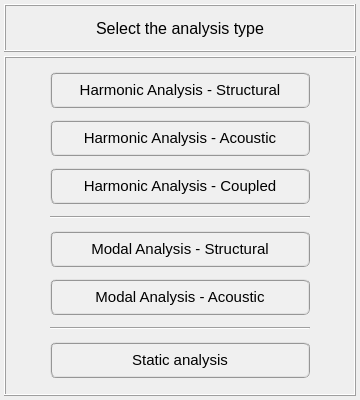
Before: the Qt Designer form pulse/interface/ui_files/analysis/general/analysis_type.ui in open-pulse/OpenPulse, drawn with Qt 5.
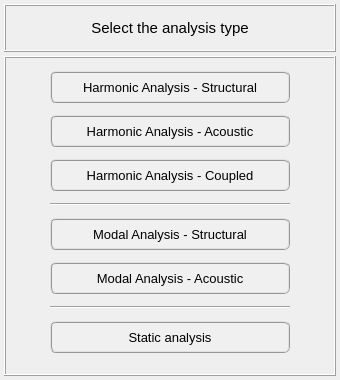
After: the same form once the commit is applied. Icons and pictures are not drawn.

Commit message: Adjusts on analysis widgets

```diff
--- a/pulse/interface/ui_files/analysis/general/analysis_type.ui
+++ b/pulse/interface/ui_files/analysis/general/analysis_type.ui
@@ -9,8 +9,8 @@
    <rect>
     <x>0</x>
     <y>0</y>
-    <width>360</width>
-    <height>400</height>
+    <width>340</width>
+    <height>380</height>
    </rect>
   </property>
   <property name="sizePolicy">
@@ -21,14 +21,14 @@
   </property>
   <property name="minimumSize">
    <size>
-    <width>360</width>
-    <height>400</height>
+    <width>340</width>
+    <height>380</height>
    </size>
   </property>
   <property name="maximumSize">
    <size>
-    <width>360</width>
-    <height>400</height>
+    <width>340</width>
+    <height>380</height>
    </size>
   </property>
   <property name="contextMenuPolicy">
@@ -104,7 +104,7 @@
         <property name="font">
          <font>
           <family>MS Shell Dlg 2</family>
-          <pointsize>12</pointsize>
+          <pointsize>11</pointsize>
           <weight>50</weight>
           <italic>false</italic>
           <bold>false</bold>
@@ -157,36 +157,40 @@
       <property name="bottomMargin">
        <number>4</number>
       </property>
-      <property name="spacing">
+      <property name="horizontalSpacing">
        <number>2</number>
       </property>
-      <item row="0" column="0">
+      <property name="verticalSpacing">
+       <number>3</number>
+      </property>
+      <item row="0" column="1">
        <widget class="QPushButton" name="pushButton_harmonic_structural">
         <property name="minimumSize">
          <size>
-          <width>260</width>
-          <height>36</height>
+          <width>240</width>
+          <height>32</height>
          </size>
         </property>
         <property name="maximumSize">
          <size>
-          <width>260</width>
-          <height>36</height>
+          <width>240</width>
+          <height>32</height>
          </size>
         </property>
         <property name="font">
          <font>
           <family>MS Shell Dlg 2</family>
-          <pointsize>11</pointsize>
-          <weight>9</weight>
+          <pointsize>10</pointsize>
+          <weight>50</weight>
           <italic>false</italic>
           <bold>false</bold>
          </font>
         </property>
         <property name="styleSheet">
-         <string notr="true">QPushButton{border-radius: 6px; border-color: rgb(150, 150, 150); border-style: ridge; border-width: 2px; color: rgb(0, 0, 0); background-color: rgb(240, 240, 240); font: 75 11pt &quot;MS Shell Dlg 2&quot;}
-QPushButton:hover{border-radius: 6px; border-color: rgb(0, 170, 255); border-style: ridge; border-width: 2px; color: rgb(0, 0, 0); background-color: rgba(174, 213, 255, 100); font: 75 11pt &quot;MS Shell Dlg 2&quot;}
-QPushButton:pressed{border-radius: 6px; border-color: rgb(0, 170, 255); border-style: ridge; border-width: 3px; color: rgb(0, 0, 0); background-color: rgb(174, 213, 255); font: 75 11pt &quot;MS Shell Dlg 2&quot;}</string>
+         <string notr="true">QPushButton{border-radius: 6px; border-color: rgb(150, 150, 150); border-style: ridge; border-width: 2px; color: rgb(0, 0, 0); background-color: rgb(240, 240, 240)}
+QPushButton:hover{border-radius: 6px; border-color: rgb(0, 170, 255); border-style: ridge; border-width: 2px; color: rgb(0, 0, 0); background-color: rgba(174, 213, 255, 100)}
+QPushButton:pressed{border-radius: 6px; border-color: rgb(0, 170, 255); border-style: ridge; border-width: 2px; color: rgb(0, 0, 0); background-color: rgb(174, 213, 255)}
+QPushButton:disabled{border-radius: 6px; border-color: rgb(150, 150, 150); border-style: ridge; border-width: 0px; color: rgb(150,150, 150); background-color: rgb(220, 220, 220)}</string>
         </property>
         <property name="text">
          <string>Harmonic Analysis - Structural</string>
@@ -210,185 +214,216 @@
         </property>
        </widget>
       </item>
-      <item row="1" column="0">
+      <item row="1" column="1">
        <widget class="QPushButton" name="pushButton_harmonic_acoustic">
         <property name="minimumSize">
          <size>
-          <width>260</width>
-          <height>36</height>
+          <width>240</width>
+          <height>32</height>
          </size>
         </property>
         <property name="maximumSize">
          <size>
-          <width>260</width>
-          <height>36</height>
+          <width>240</width>
+          <height>32</height>
          </size>
         </property>
         <property name="font">
          <font>
           <family>MS Shell Dlg 2</family>
-          <pointsize>11</pointsize>
-          <weight>9</weight>
+          <pointsize>10</pointsize>
+          <weight>50</weight>
           <italic>false</italic>
           <bold>false</bold>
          </font>
         </property>
         <property name="styleSheet">
-         <string notr="true">QPushButton{border-radius: 6px; border-color: rgb(150, 150, 150); border-style: ridge; border-width: 2px; color: rgb(0, 0, 0); background-color: rgb(240, 240, 240); font: 75 11pt &quot;MS Shell Dlg 2&quot;}
-QPushButton:hover{border-radius: 6px; border-color: rgb(0, 170, 255); border-style: ridge; border-width: 2px; color: rgb(0, 0, 0); background-color: rgba(174, 213, 255, 100); font: 75 11pt &quot;MS Shell Dlg 2&quot;}
-QPushButton:pressed{border-radius: 6px; border-color: rgb(0, 170, 255); border-style: ridge; border-width: 3px; color: rgb(0, 0, 0); background-color: rgb(174, 213, 255); font: 75 11pt &quot;MS Shell Dlg 2&quot;}</string>
+         <string notr="true">QPushButton{border-radius: 6px; border-color: rgb(150, 150, 150); border-style: ridge; border-width: 2px; color: rgb(0, 0, 0); background-color: rgb(240, 240, 240)}
+QPushButton:hover{border-radius: 6px; border-color: rgb(0, 170, 255); border-style: ridge; border-width: 2px; color: rgb(0, 0, 0); background-color: rgba(174, 213, 255, 100)}
+QPushButton:pressed{border-radius: 6px; border-color: rgb(0, 170, 255); border-style: ridge; border-width: 2px; color: rgb(0, 0, 0); background-color: rgb(174, 213, 255)}
+QPushButton:disabled{border-radius: 6px; border-color: rgb(150, 150, 150); border-style: ridge; border-width: 0px; color: rgb(150,150, 150); background-color: rgb(220, 220, 220)}</string>
         </property>
         <property name="text">
          <string>Harmonic Analysis - Acoustic</string>
         </property>
        </widget>
       </item>
-      <item row="2" column="0">
+      <item row="4" column="1">
+       <widget class="QPushButton" name="pushButton_modal_structural">
+        <property name="minimumSize">
+         <size>
+          <width>240</width>
+          <height>32</height>
+         </size>
+        </property>
+        <property name="maximumSize">
+         <size>
+          <width>240</width>
+          <height>32</height>
+         </size>
+        </property>
+        <property name="font">
+         <font>
+          <family>MS Shell Dlg 2</family>
+          <pointsize>10</pointsize>
+          <weight>50</weight>
+          <italic>false</italic>
+          <bold>false</bold>
+         </font>
+        </property>
+        <property name="styleSheet">
+         <string notr="true">QPushButton{border-radius: 6px; border-color: rgb(150, 150, 150); border-style: ridge; border-width: 2px; color: rgb(0, 0, 0); background-color: rgb(240, 240, 240)}
+QPushButton:hover{border-radius: 6px; border-color: rgb(0, 170, 255); border-style: ridge; border-width: 2px; color: rgb(0, 0, 0); background-color: rgba(174, 213, 255, 100)}
+QPushButton:pressed{border-radius: 6px; border-color: rgb(0, 170, 255); border-style: ridge; border-width: 2px; color: rgb(0, 0, 0); background-color: rgb(174, 213, 255)}
+QPushButton:disabled{border-radius: 6px; border-color: rgb(150, 150, 150); border-style: ridge; border-width: 0px; color: rgb(150,150, 150); background-color: rgb(220, 220, 220)}</string>
+        </property>
+        <property name="text">
+         <string>Modal Analysis - Structural</string>
+        </property>
+       </widget>
+      </item>
+      <item row="2" column="1">
        <widget class="QPushButton" name="pushButton_harmonic_coupled">
         <property name="minimumSize">
          <size>
-          <width>260</width>
-          <height>36</height>
+          <width>240</width>
+          <height>32</height>
          </size>
         </property>
         <property name="maximumSize">
          <size>
-          <width>260</width>
-          <height>36</height>
+          <width>240</width>
+          <height>32</height>
          </size>
         </property>
         <property name="font">
          <font>
           <family>MS Shell Dlg 2</family>
-          <pointsize>11</pointsize>
-          <weight>9</weight>
+          <pointsize>10</pointsize>
+          <weight>50</weight>
           <italic>false</italic>
           <bold>false</bold>
          </font>
         </property>
         <property name="styleSheet">
-         <string notr="true">QPushButton{border-radius: 6px; border-color: rgb(150, 150, 150); border-style: ridge; border-width: 2px; color: rgb(0, 0, 0); background-color: rgb(240, 240, 240); font: 75 11pt &quot;MS Shell Dlg 2&quot;}
-QPushButton:hover{border-radius: 6px; border-color: rgb(0, 170, 255); border-style: ridge; border-width: 2px; color: rgb(0, 0, 0); background-color: rgba(174, 213, 255, 100); font: 75 11pt &quot;MS Shell Dlg 2&quot;}
-QPushButton:pressed{border-radius: 6px; border-color: rgb(0, 170, 255); border-style: ridge; border-width: 3px; color: rgb(0, 0, 0); background-color: rgb(174, 213, 255); font: 75 11pt &quot;MS Shell Dlg 2&quot;}</string>
+         <string notr="true">QPushButton{border-radius: 6px; border-color: rgb(150, 150, 150); border-style: ridge; border-width: 2px; color: rgb(0, 0, 0); background-color: rgb(240, 240, 240)}
+QPushButton:hover{border-radius: 6px; border-color: rgb(0, 170, 255); border-style: ridge; border-width: 2px; color: rgb(0, 0, 0); background-color: rgba(174, 213, 255, 100)}
+QPushButton:pressed{border-radius: 6px; border-color: rgb(0, 170, 255); border-style: ridge; border-width: 2px; color: rgb(0, 0, 0); background-color: rgb(174, 213, 255)}
+QPushButton:disabled{border-radius: 6px; border-color: rgb(150, 150, 150); border-style: ridge; border-width: 0px; color: rgb(150,150, 150); background-color: rgb(220, 220, 220)}</string>
         </property>
         <property name="text">
          <string>Harmonic Analysis - Coupled</string>
         </property>
        </widget>
       </item>
-      <item row="3" column="0">
+      <item row="3" column="1">
        <widget class="Line" name="line">
         <property name="orientation">
          <enum>Qt::Horizontal</enum>
         </property>
        </widget>
       </item>
-      <item row="4" column="0">
-       <widget class="QPushButton" name="pushButton_modal_structural">
-        <property name="minimumSize">
-         <size>
-          <width>260</width>
-          <height>36</height>
-         </size>
+      <item row="0" column="0">
+       <spacer name="horizontalSpacer">
+        <property name="orientation">
+         <enum>Qt::Horizontal</enum>
         </property>
-        <property name="maximumSize">
+        <property name="sizeHint" stdset="0">
          <size>
-          <width>260</width>
-          <height>36</height>
+          <width>40</width>
+          <height>20</height>
          </size>
         </property>
-        <property name="font">
-         <font>
-          <family>MS Shell Dlg 2</family>
-          <pointsize>11</pointsize>
-          <weight>9</weight>
-          <italic>false</italic>
-          <bold>false</bold>
-         </font>
-        </property>
-        <property name="styleSheet">
-         <string notr="true">QPushButton{border-radius: 6px; border-color: rgb(150, 150, 150); border-style: ridge; border-width: 2px; color: rgb(0, 0, 0); background-color: rgb(240, 240, 240); font: 75 11pt &quot;MS Shell Dlg 2&quot;}
-QPushButton:hover{border-radius: 6px; border-color: rgb(0, 170, 255); border-style: ridge; border-width: 2px; color: rgb(0, 0, 0); background-color: rgba(174, 213, 255, 100); font: 75 11pt &quot;MS Shell Dlg 2&quot;}
-QPushButton:pressed{border-radius: 6px; border-color: rgb(0, 170, 255); border-style: ridge; border-width: 3px; color: rgb(0, 0, 0); background-color: rgb(174, 213, 255); font: 75 11pt &quot;MS Shell Dlg 2&quot;}</string>
-        </property>
-        <property name="text">
-         <string>Modal Analysis - Structural</string>
-        </property>
-       </widget>
+       </spacer>
       </item>
-      <item row="5" column="0">
+      <item row="5" column="1">
        <widget class="QPushButton" name="pushButton_modal_acoustic">
         <property name="minimumSize">
          <size>
-          <width>260</width>
-          <height>36</height>
+          <width>240</width>
+          <height>32</height>
          </size>
         </property>
         <property name="maximumSize">
          <size>
-          <width>260</width>
-          <height>36</height>
+          <width>240</width>
+          <height>32</height>
          </size>
         </property>
         <property name="font">
          <font>
           <family>MS Shell Dlg 2</family>
-          <pointsize>11</pointsize>
-          <weight>9</weight>
+          <pointsize>10</pointsize>
+          <weight>50</weight>
           <italic>false</italic>
           <bold>false</bold>
          </font>
         </property>
         <property name="styleSheet">
-         <string notr="true">QPushButton{border-radius: 6px; border-color: rgb(150, 150, 150); border-style: ridge; border-width: 2px; color: rgb(0, 0, 0); background-color: rgb(240, 240, 240); font: 75 11pt &quot;MS Shell Dlg 2&quot;}
-QPushButton:hover{border-radius: 6px; border-color: rgb(0, 170, 255); border-style: ridge; border-width: 2px; color: rgb(0, 0, 0); background-color: rgba(174, 213, 255, 100); font: 75 11pt &quot;MS Shell Dlg 2&quot;}
-QPushButton:pressed{border-radius: 6px; border-color: rgb(0, 170, 255); border-style: ridge; border-width: 3px; color: rgb(0, 0, 0); background-color: rgb(174, 213, 255); font: 75 11pt &quot;MS Shell Dlg 2&quot;}</string>
+         <string notr="true">QPushButton{border-radius: 6px; border-color: rgb(150, 150, 150); border-style: ridge; border-width: 2px; color: rgb(0, 0, 0); background-color: rgb(240, 240, 240)}
+QPushButton:hover{border-radius: 6px; border-color: rgb(0, 170, 255); border-style: ridge; border-width: 2px; color: rgb(0, 0, 0); background-color: rgba(174, 213, 255, 100)}
+QPushButton:pressed{border-radius: 6px; border-color: rgb(0, 170, 255); border-style: ridge; border-width: 2px; color: rgb(0, 0, 0); background-color: rgb(174, 213, 255)}
+QPushButton:disabled{border-radius: 6px; border-color: rgb(150, 150, 150); border-style: ridge; border-width: 0px; color: rgb(150,150, 150); background-color: rgb(220, 220, 220)}</string>
         </property>
         <property name="text">
          <string>Modal Analysis - Acoustic</string>
         </property>
        </widget>
       </item>
-      <item row="6" column="0">
-       <widget class="Line" name="line_2">
-        <property name="orientation">
-         <enum>Qt::Horizontal</enum>
-        </property>
-       </widget>
-      </item>
-      <item row="7" column="0">
+      <item row="7" column="1">
        <widget class="QPushButton" name="pushButton_static_analysis">
         <property name="minimumSize">
          <size>
-          <width>260</width>
-          <height>36</height>
+          <width>240</width>
+          <height>32</height>
          </size>
         </property>
         <property name="maximumSize">
          <size>
-          <width>260</width>
-          <height>36</height>
+          <width>240</width>
+          <height>32</height>
          </size>
         </property>
         <property name="font">
          <font>
           <family>MS Shell Dlg 2</family>
-          <pointsize>11</pointsize>
-          <weight>9</weight>
+          <pointsize>10</pointsize>
+          <weight>50</weight>
           <italic>false</italic>
           <bold>false</bold>
          </font>
         </property>
         <property name="styleSheet">
-         <string notr="true">QPushButton{border-radius: 6px; border-color: rgb(150, 150, 150); border-style: ridge; border-width: 2px; color: rgb(0, 0, 0); background-color: rgb(240, 240, 240); font: 75 11pt &quot;MS Shell Dlg 2&quot;}
-QPushButton:hover{border-radius: 6px; border-color: rgb(0, 170, 255); border-style: ridge; border-width: 2px; color: rgb(0, 0, 0); background-color: rgba(174, 213, 255, 100); font: 75 11pt &quot;MS Shell Dlg 2&quot;}
-QPushButton:pressed{border-radius: 6px; border-color: rgb(0, 170, 255); border-style: ridge; border-width: 3px; color: rgb(0, 0, 0); background-color: rgb(174, 213, 255); font: 75 11pt &quot;MS Shell Dlg 2&quot;}</string>
+         <string notr="true">QPushButton{border-radius: 6px; border-color: rgb(150, 150, 150); border-style: ridge; border-width: 2px; color: rgb(0, 0, 0); background-color: rgb(240, 240, 240)}
+QPushButton:hover{border-radius: 6px; border-color: rgb(0, 170, 255); border-style: ridge; border-width: 2px; color: rgb(0, 0, 0); background-color: rgba(174, 213, 255, 100)}
+QPushButton:pressed{border-radius: 6px; border-color: rgb(0, 170, 255); border-style: ridge; border-width: 2px; color: rgb(0, 0, 0); background-color: rgb(174, 213, 255)}
+QPushButton:disabled{border-radius: 6px; border-color: rgb(150, 150, 150); border-style: ridge; border-width: 0px; color: rgb(150,150, 150); background-color: rgb(220, 220, 220)}</string>
         </property>
         <property name="text">
          <string>Static analysis</string>
         </property>
        </widget>
       </item>
+      <item row="6" column="1">
+       <widget class="Line" name="line_2">
+        <property name="orientation">
+         <enum>Qt::Horizontal</enum>
+        </property>
+       </widget>
+      </item>
+      <item row="0" column="2">
+       <spacer name="horizontalSpacer_2">
+        <property name="orientation">
+         <enum>Qt::Horizontal</enum>
+        </property>
+        <property name="sizeHint" stdset="0">
+         <size>
+          <width>40</width>
+          <height>20</height>
+         </size>
+        </property>
+       </spacer>
+      </item>
      </layout>
     </widget>
    </item>
```
The commit also changes 12 other files.
